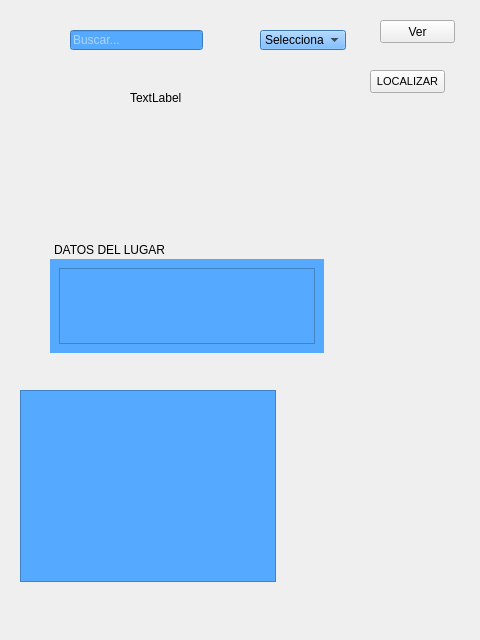
jpcalcara/NIGHTAPP, file ventana.ui: the form before one commit.
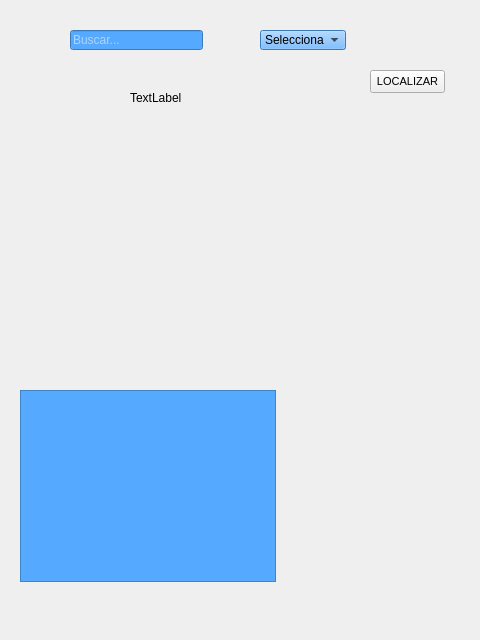
The form after the commit. Icons and pictures are not drawn. Custom widgets are drawn as their Qt base class.

Patch:
```diff
--- a/ventana.ui
+++ b/ventana.ui
@@ -37,49 +37,6 @@
 color: rgb(255, 255, 255);</string>
    </property>
   </widget>
-  <widget class="QDockWidget" name="datos_Lugar">
-   <property name="geometry">
-    <rect>
-     <x>50</x>
-     <y>240</y>
-     <width>274</width>
-     <height>113</height>
-    </rect>
-   </property>
-   <property name="contextMenuPolicy">
-    <enum>Qt::DefaultContextMenu</enum>
-   </property>
-   <property name="layoutDirection">
-    <enum>Qt::LeftToRight</enum>
-   </property>
-   <property name="styleSheet">
-    <string notr="true">background-color: rgb(85, 170, 255);</string>
-   </property>
-   <property name="floating">
-    <bool>false</bool>
-   </property>
-   <property name="features">
-    <set>QDockWidget::NoDockWidgetFeatures</set>
-   </property>
-   <property name="allowedAreas">
-    <set>Qt::NoDockWidgetArea</set>
-   </property>
-   <property name="windowTitle">
-    <string>DATOS DEL LUGAR</string>
-   </property>
-   <widget class="QWidget" name="dockWidgetContents">
-    <layout class="QGridLayout" name="gridLayout_2">
-     <item row="0" column="0">
-      <widget class="QListWidget" name="lw_listcharac">
-       <property name="styleSheet">
-        <string notr="true">color: rgb(255, 255, 255);
-</string>
-       </property>
-      </widget>
-     </item>
-    </layout>
-   </widget>
-  </widget>
   <widget class="QPushButton" name="pb_update">
    <property name="geometry">
     <rect>
@@ -203,18 +160,15 @@
     <string>TextLabel</string>
    </property>
   </widget>
-  <widget class="QPushButton" name="pb_ver">
+  <widget class="Informacion" name="info" native="true">
    <property name="geometry">
     <rect>
-     <x>380</x>
-     <y>20</y>
-     <width>75</width>
-     <height>23</height>
+     <x>310</x>
+     <y>240</y>
+     <width>120</width>
+     <height>80</height>
     </rect>
    </property>
-   <property name="text">
-    <string>Ver</string>
-   </property>
   </widget>
   <zorder>cb_categories</zorder>
   <zorder>le_search</zorder>
@@ -229,7 +183,13 @@
   <customwidget>
    <class>LineaDeTexto</class>
    <extends>QLineEdit</extends>
-   <header location="global">lineadetexto.h</header>
+   <header>lineadetexto.h</header>
+  </customwidget>
+  <customwidget>
+   <class>Informacion</class>
+   <extends>QWidget</extends>
+   <header>informacion.h</header>
+   <container>1</container>
   </customwidget>
  </customwidgets>
  <resources/>
```
Left out of the diff: 3 changed lines with no effect on the pictures.
